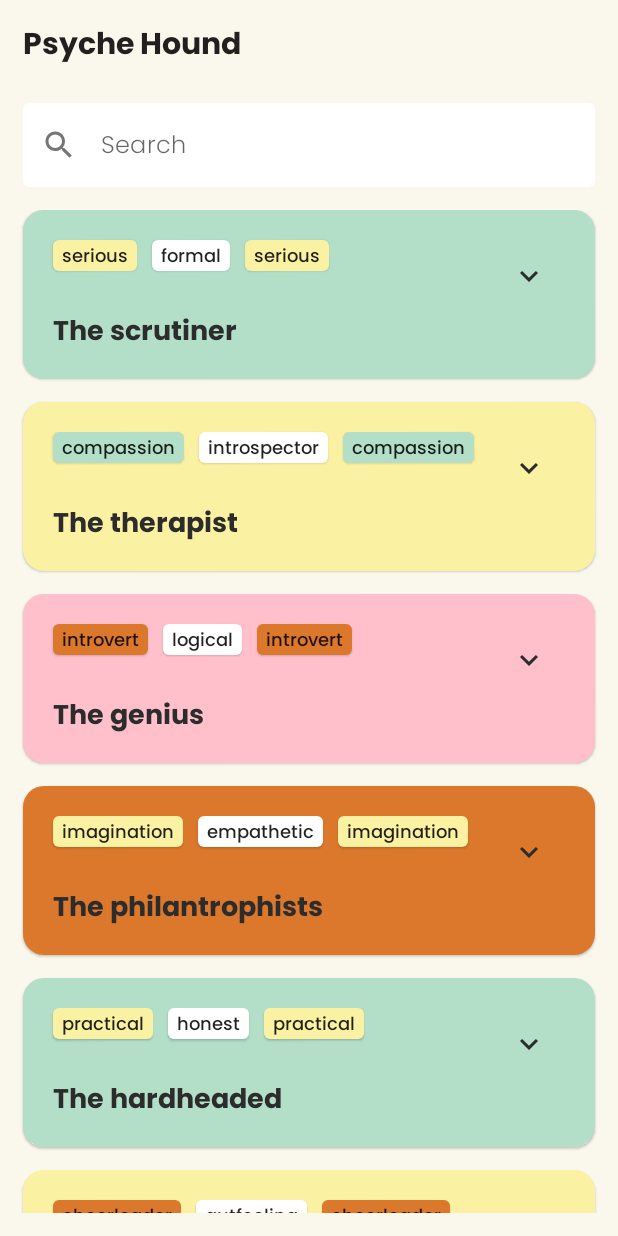
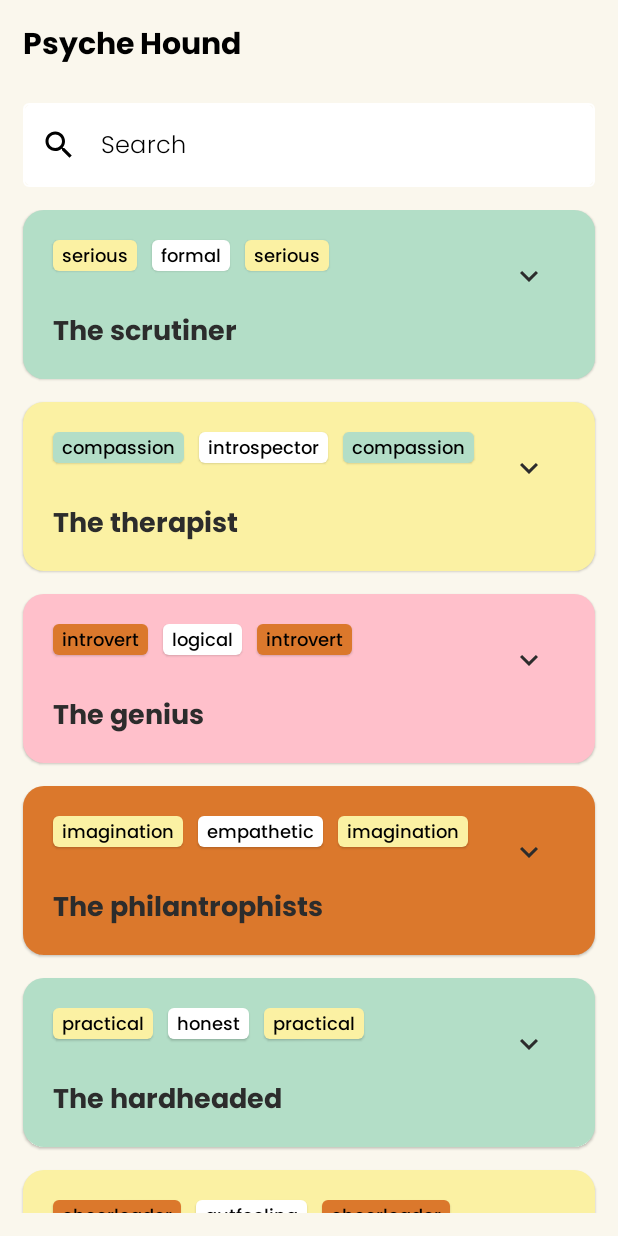
Before and after one commit to Soyamprabha/Psyche-Hound, an Android app built with Jetpack Compose: the screen it shows after launch (MainActivity), on a phone screen of 412 x 824 dp. Run offline under Robolectric (Android 15) with nearby library versions, the phone set to English and light mode, and no system bars.

```diff
--- a/app/src/main/java/com/example/personalityapp/MainActivity.kt
+++ b/app/src/main/java/com/example/personalityapp/MainActivity.kt
@@ -19,6 +19,7 @@ import androidx.compose.material.icons.Icons
 import androidx.compose.material.icons.filled.ExpandLess
 import androidx.compose.material.icons.filled.ExpandMore
 import androidx.compose.material.icons.filled.Search
+import androidx.compose.material.icons.outlined.Search
 import androidx.compose.runtime.*
 import androidx.compose.ui.Alignment
 import androidx.compose.ui.Modifier
@@ -87,7 +88,8 @@ fun TitleBar(title: String) {
             text = stringResource(R.string.app_title_bar_text),
             fontFamily = fontBold,
             fontSize = 20.sp,
-            textAlign = TextAlign.Start
+            textAlign = TextAlign.Start,
+            color = Color.Black
         )
     }
 }
@@ -101,11 +103,16 @@ fun SearchBox(
 
     OutlinedTextField(
         value = searchText, onValueChange = onValueChange,
-        placeholder = { Text(text = "Search", fontFamily = fontLight) },
+        placeholder = { Text(
+            text = "Search",
+            fontFamily = fontLight,
+            color = Color.Black,
+        ) },
         leadingIcon = {
             Icon(
-                imageVector = Icons.Default.Search,
-                contentDescription = "Search Icon"
+                imageVector = Icons.Outlined.Search,
+                contentDescription = "Search Icon",
+                tint = Color.Black
             )
         },
         modifier = Modifier
@@ -177,6 +184,7 @@ fun PersonalityCard(personalityTypes: PersonalityType) {
                         text = personalityTypes.keyword1,
                         fontFamily = fontMedium,
                         fontSize = 12.sp ,
+                        color = Color.Black,
                         modifier = Modifier
                             .padding(horizontal = 6.dp, vertical = 2.dp)
                     )
@@ -188,6 +196,7 @@ fun PersonalityCard(personalityTypes: PersonalityType) {
                         text = personalityTypes.keyword2,
                         fontFamily = fontMedium,
                         fontSize = 12.sp ,
+                        color = Color.Black,
                         modifier = Modifier
                             .padding(horizontal = 6.dp, vertical = 2.dp)
                     )
@@ -199,6 +208,7 @@ fun PersonalityCard(personalityTypes: PersonalityType) {
                         text = personalityTypes.keyword1,
                         fontFamily = fontMedium,
                         fontSize = 12.sp ,
+                        color = Color.Black,
                         modifier = Modifier
                             .padding(horizontal = 6.dp, vertical = 2.dp)
                     )
```
